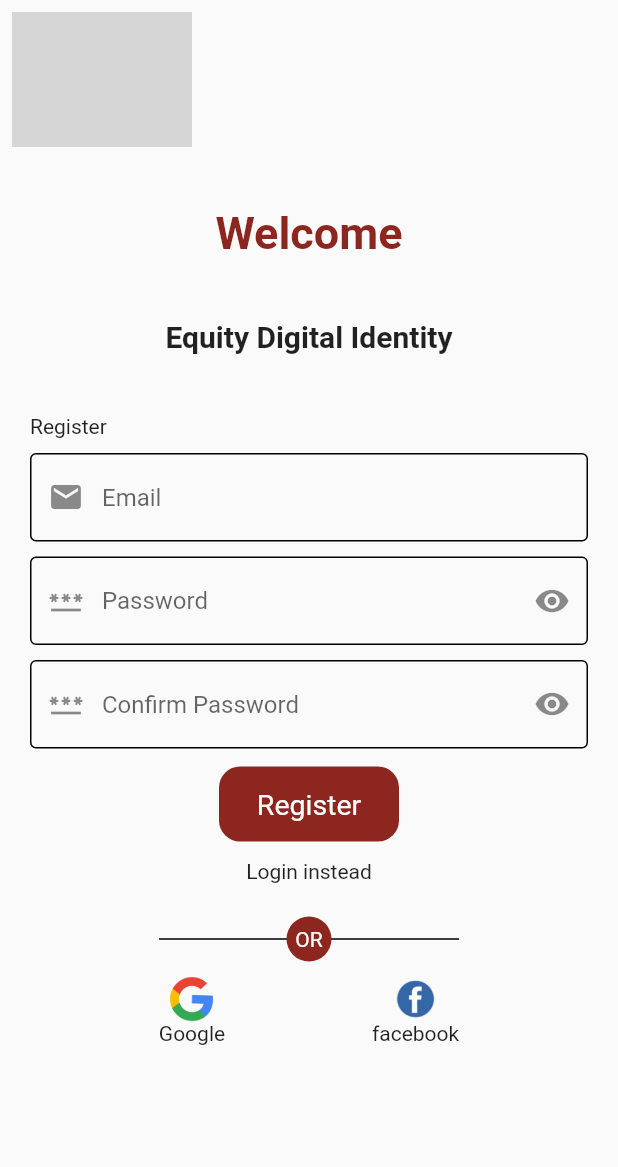
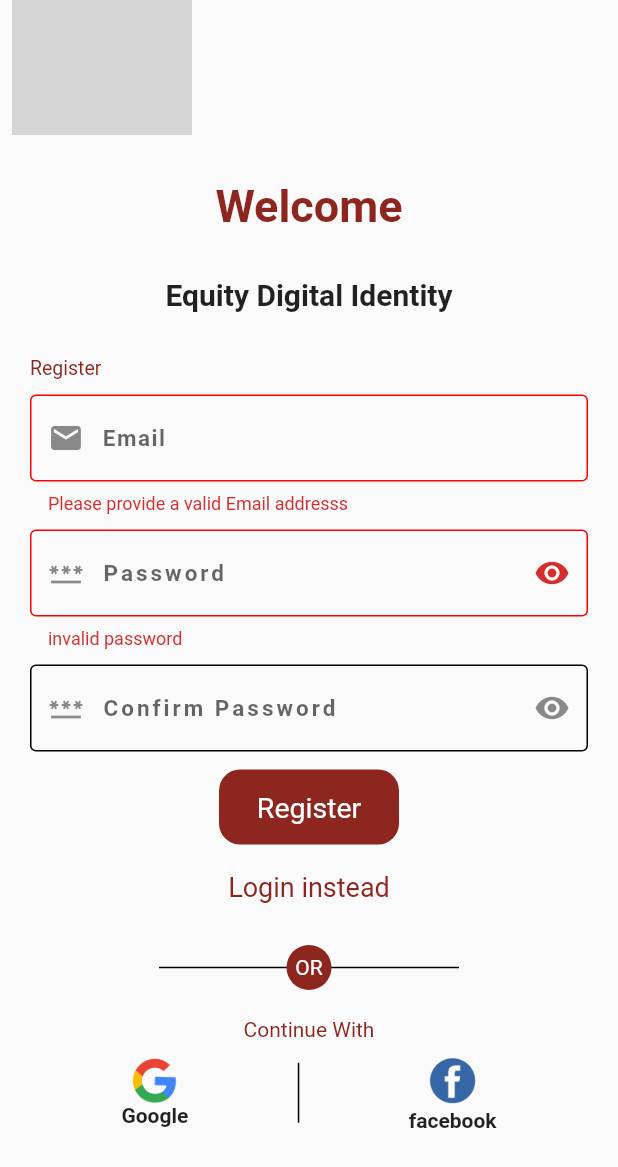
Before and after one commit to myke254/digital_identity_ui, a Flutter app: the screen it shows after launch, after a tap on "Register", on a phone screen of 412 x 824 dp. Shown: the top 1167 px of the screen. Run offline on Flutter 3.47's test engine with Material 2 defaults, Android fonts, the phone set to English and light mode, and no system bars; our stand-ins replace dio, google_fonts; network calls fail; grey boxes are pictures that could not be loaded.

Commit message:
two views done

```diff
--- /dev/null
+++ b/lib/Enums/gender_enum.dart
@@ -0,0 +1,4 @@
+enum Gender{
+  male,
+  female
+}
--- a/lib/ServiceLayer/http_client_util.dart
+++ b/lib/ServiceLayer/http_client_util.dart
@@ -37,21 +37,21 @@ class HttpClientUtil {
 
   }
 
-  Future<Response> postAsync<T>(model) async {
+  Future<Response> postAsync(model) async {
 
       Map<String, dynamic> data = model.toJson();
       Response response = await dio.post("$baseUrl/$endpoint", data: data);
       return response;
   }
 
-  Future<Response> patchAsync<T>(model,String id) async {
+  Future<Response> patchAsync(model,String id) async {
 
       Map<String, dynamic> data = model.toJson();
       Response response = await dio.patch("$baseUrl/$endpoint/$id", data: data);
       return response;
   }
 
-  Future<Response> deleteAsync<T>(String id) async{
+  Future<Response> deleteAsync(String id) async{
     Response response = await dio.delete("$baseUrl/$endpoint/$id");
     return response;
   }
--- a/lib/main.dart
+++ b/lib/main.dart
@@ -1,8 +1,11 @@
+// ignore_for_file: prefer_const_constructors
+
 import 'package:digital_identity_ui/Enums/Enums/ModelEnums.dart';
 import 'package:digital_identity_ui/RepoLayer/Models/LocationModel.dart';
 import 'package:digital_identity_ui/ServiceLayer/ApiService.dart';
 import 'package:digital_identity_ui/screens/login_page.dart';
 import 'package:flutter/material.dart';
+import 'package:flutter/services.dart';
 
 void main() {
   runApp(const MyApp());
@@ -13,13 +16,20 @@ class MyApp extends StatelessWidget {
 
   @override
   Widget build(BuildContext context) {
-    return MaterialApp(
-      title: 'Flutter Demo',
-      theme: ThemeData(
-        primaryColor: Color(0xff8c261e),
-        primarySwatch: Colors.brown,
+    return AnnotatedRegion<SystemUiOverlayStyle>(
+      value: SystemUiOverlayStyle(
+        systemStatusBarContrastEnforced:false,
+        statusBarIconBrightness:Theme.of(context).brightness == Brightness.dark?Brightness.light:Brightness.dark,
+        statusBarColor: Colors.transparent,
       ),
-      home:const Login()//const MyHomePage(title: 'Flutter Demo Home Page'),
+      child: MaterialApp(
+        title: 'Flutter Demo',
+        theme: ThemeData(
+          primaryColor: Color(0xff8c261e),
+          primarySwatch: Colors.brown,
+        ),
+        home:const Login()//const MyHomePage(title: 'Flutter Demo Home Page'),
+      ),
     );
   }
 }
--- a/lib/screens/login_page.dart
+++ b/lib/screens/login_page.dart
@@ -1,7 +1,12 @@
 // ignore_for_file: prefer_const_constructors
 
+import 'package:digital_identity_ui/screens/verify_otp.dart';
+import 'package:digital_identity_ui/screens/vouchee_registration.dart';
 import 'package:flutter/material.dart';
+import 'package:flutter/services.dart';
 import 'package:google_fonts/google_fonts.dart';
+
+import '../widgets/form_text_field.dart';
 
 class Login extends StatefulWidget {
   const Login({Key? key}) : super(key: key);
@@ -19,6 +24,7 @@ class _LoginState extends State<Login> {
   bool _obscurepassword = true;
   bool _obscureConfirmPassword = true;
   bool register = true;
+  bool recoverPassword = false;
 
   void _toggleObscured(bool pass) {
     setState(() {
@@ -42,12 +48,18 @@ class _LoginState extends State<Login> {
     });
   }
 
+  void toggleRecoverPassword() {
+    setState(() {
+      recoverPassword = !recoverPassword;
+    });
+  }
+
   @override
   Widget build(BuildContext context) {
     return Scaffold(
       body: SafeArea(
           child: Padding(
-        padding: const EdgeInsets.all(8.0),
+        padding: const EdgeInsets.only(left:8.0,right: 8.0),
         child: SingleChildScrollView(
           child: Form(
             key: _formKey,
@@ -59,7 +71,7 @@ class _LoginState extends State<Login> {
                   height: 90,
                   width: 120,
                 ),
-                SizedBox(height: 40),
+                SizedBox(height: 30),
                 Center(
                     child: Text('Welcome',
                         style: GoogleFonts.varelaRound(
@@ -68,25 +80,44 @@ class _LoginState extends State<Login> {
                             color: const Color(
                               0xff8c261e,
                             )))),
-                SizedBox(height: 40),
+                SizedBox(height: 30),
                 Center(
                     child: Text("Equity Digital Identity",
                         style: GoogleFonts.varelaRound(
                             fontSize: 20, fontWeight: FontWeight.bold))),
-                SizedBox(height: 40),
+                SizedBox(height: 30),
                 Padding(
                   padding: const EdgeInsets.only(left: 12.0),
-                  child: Text(register ? "Register" : "Login"),
+                  child: Text(
+                    register
+                        ? "Register"
+                        : recoverPassword
+                            ? "Provide an Email address you previously Logged in with to send a password reset email"
+                            : "Login",
+                    style: GoogleFonts.varelaRound(
+                        color: const Color(
+                          0xff8c261e,
+                        ),
+                        fontSize: 13),
+                  ),
                 ),
                 FormTextField(
+                  validator: (String value){
+                   return value.isEmpty;
+                  },
+                  errorMessage: "Please provide a valid Email addresss",
+                  inputType: TextInputType.emailAddress,
                   prefixIcon: Icon(Icons.email),
                   suffixIcon: SizedBox(),
                   controller: emailController,
                   formKey: _formKey,
                   hintText: "Email",
-                  focusNode: textFieldFocusNode,
                 ),
+                if (register || !recoverPassword)
                   FormTextField(
+                    validator: (String value)=>value.isEmpty,
+                  errorMessage: "invalid password",
+                    inputType: TextInputType.visiblePassword,
                     prefixIcon: Icon(Icons.password),
                     suffixIcon: IconButton(
                       icon: Icon(_obscurepassword
@@ -94,15 +125,20 @@ class _LoginState extends State<Login> {
                           : Icons.visibility_off),
                       onPressed: () => _toggleObscured(true),
                     ),
-                  controller: emailController,
+                    controller: passwordController,
                     formKey: _formKey,
+                    letterSpacing: 2.0,
                     obscured: _obscurepassword,
                     hintText: "Password",
                     focusNode: textFieldFocusNode,
                   ),
-                !register
-                    ? SizedBox()
-                    : FormTextField(
+                if (register)
+                  FormTextField(
+                     validator: (String value){
+                   return value!=passwordController.text;
+                  },
+                  errorMessage: "Passwords do not match",
+                    inputType: TextInputType.visiblePassword,
                     prefixIcon: Icon(Icons.password),
                     suffixIcon: IconButton(
                       icon: Icon(_obscureConfirmPassword
@@ -112,15 +148,21 @@ class _LoginState extends State<Login> {
                     ),
                     controller: confirmPasswordController,
                     formKey: _formKey,
+                    letterSpacing: 2.0,
                     obscured: _obscureConfirmPassword,
                     hintText: "Confirm Password",
                     focusNode: textFieldFocusNode,
                   ),
-                register?SizedBox(): Align(alignment: Alignment.bottomRight,child: Padding(
+                if (!register)
+                  Align(
+                      alignment: Alignment.bottomRight,
+                      child: Padding(
                         padding: const EdgeInsets.all(8.0),
                         child: InkWell(
-                    onTap: (){},
-                    child: Text("forgot password?")),
+                            onTap: toggleRecoverPassword,
+                            child: Text(!recoverPassword
+                                ? "forgot password?"
+                                : "Back to login")),
                       )),
                 Center(
                   child: Container(
@@ -134,29 +176,43 @@ class _LoginState extends State<Login> {
                       color: Colors.transparent,
                       child: InkWell(
                         borderRadius: BorderRadius.circular(14),
-                        onTap: () {},
+                        onTap: () => _formKey.currentState!.validate()? Navigator.of(context).push(
+                            MaterialPageRoute(
+                                builder: (context) => OtpVerificationPage())):print("email: ${emailController.text}, Password: ${passwordController.text}"),
                         child: Center(
                           child: Text(
-                            register ? "Register" : "login",
+                            register
+                                ? "Register"
+                                : recoverPassword
+                                    ? "Reset Password"
+                                    : "login",
                             style: GoogleFonts.varelaRound(
-                                color: Colors.white, fontSize: 19),
+                                color: Colors.white,
+                                fontSize: recoverPassword ? 15 : 19),
                           ),
                         ),
                       ),
                     ),
                   ),
                 ),
-                Center(
+                Align(
+                  alignment: Alignment.center,
                   child: Padding(
-                    padding: const EdgeInsets.all(12.0),
+                    padding: const EdgeInsets.only(top: 18.0, bottom: 18.0),
                     child: InkWell(
-                      onTap: toggleSignin,
-                      child: Text(register
-                          ? "Login instead"
-                          : "No account? Register now"),
+                      onTap: () {
+                        toggleSignin();
+                        recoverPassword ? toggleRecoverPassword() : null;
+                      },
+                      child: Text(
+                        register ? "Login instead" : "No account? Register now",
+                        style: GoogleFonts.varelaRound(
+                            fontSize: 18, color: Color(0xff8c261e)),
                       ),
                     ),
                   ),
+                ),
+                if (!recoverPassword)
                   Center(
                       child: SizedBox(
                     height: 50,
@@ -182,32 +238,72 @@ class _LoginState extends State<Login> {
                               child: Center(
                                   child: Text(
                                 "OR",
-                              style:
-                                  GoogleFonts.varelaRound(color: Colors.white),
+                                style: GoogleFonts.varelaRound(
+                                    color: Colors.white),
                               )),
                             ))
                       ],
                     ),
                   )),
+                  if(!recoverPassword)
+                Padding(
+                  padding: const EdgeInsets.all(8.0),
+                  child: Center(
+                      child: Text("Continue With",
+                          style: GoogleFonts.varelaRound(
+                              color: const Color(
+                            0xff8c261e,
+                          )))),
+                ),
+                if (!recoverPassword)
                   Row(
                     mainAxisAlignment: MainAxisAlignment.spaceEvenly,
                     children: [
                       Column(
                         children: [
-                       SizedBox(height: 30,width: 30,child: Image.asset("assets/google.png",fit: BoxFit.fill,),),
-                       Text("Google")
+                          InkWell(
+                            onTap: (){
+                              print(emailController.text);
+                            },
+                            child: Image.asset(
+                              "assets/google.png",
+                              fit: BoxFit.fill,
+                              height: 30,
+                              width: 30,
+                            ),
+                          ),
+                          Text(
+                            "Google",
+                            style: GoogleFonts.varelaRound(
+                                fontWeight: FontWeight.bold),
+                          )
                         ],
                       ),
-                  // Container(height: 40,width: 1,color: Colors.black,),
-                  // SizedBox(width: 20,),
+                      Container(
+                        height: 40,
+                        width: 1,
+                        color: Colors.black,
+                      ),
                       Column(
                         children: [
-                   SizedBox(height: 30,width: 30,child: Image.asset("assets/facebook.png",fit: BoxFit.fill,),),
-                   Text("facebook")
+                          InkWell(
+                            onTap: () => Navigator.of(context).push(MaterialPageRoute(builder: (context)=>VoucheeRegistration())),
+                            child: Image.asset(
+                              "assets/facebook.png",
+                              fit: BoxFit.fill,
+                              height: 37,
+                              width: 37,
+                            ),
+                          ),
+                          Text(
+                            "facebook",
+                            style: GoogleFonts.varelaRound(
+                                fontWeight: FontWeight.bold),
+                          )
                         ],
                       )
-
-                ],)
+                    ],
+                  )
               ],
             ),
           ),
@@ -216,52 +312,3 @@ class _LoginState extends State<Login> {
     );
   }
 }
-
-class FormTextField extends StatelessWidget {
-  final Widget prefixIcon;
-  final Widget suffixIcon;
-  final TextEditingController controller;
-  final GlobalKey<FormState> formKey;
-  final String hintText;
-  final FocusNode focusNode;
-  final TextInputType inputType;
-  final bool obscured;
-  const FormTextField({
-    Key? key,
-    this.prefixIcon = const SizedBox(),
-    this.suffixIcon = const SizedBox(),
-    required this.controller,
-    required this.formKey,
-    this.hintText = "",
-    required this.focusNode,
-    this.inputType = TextInputType.text,
-    this.obscured = false,
-  }) : super(key: key);
-
-  @override
-  Widget build(BuildContext context) {
-    return Padding(
-      padding: const EdgeInsets.only(left: 12.0, right: 12.0, top: 10),
-      child: TextFormField(
-        keyboardType: inputType,
-        obscureText: obscured,
-        obscuringCharacter: "*",
-        decoration: InputDecoration(
-          prefixIcon: prefixIcon,
-          hintText: hintText,
-          suffixIcon: suffixIcon,
-          enabledBorder: OutlineInputBorder(
-            borderSide: BorderSide(width: 1, color: Colors.black),
-          ),
-          focusedBorder: OutlineInputBorder(
-            borderSide: BorderSide(width: 1, color: Color(0xff8c261e)),
-          ),
-          errorBorder: OutlineInputBorder(
-            borderSide:
-                BorderSide(width: 3, color: Color.fromARGB(255, 66, 125, 145)),
-          ),
-        ),
-      ),
-    );
-  }
-}
--- /dev/null
+++ b/lib/widgets/form_text_field.dart
@@ -0,0 +1,77 @@
+
+// ignore_for_file: prefer_const_constructors
+
+import 'package:flutter/material.dart';
+import 'package:google_fonts/google_fonts.dart';
+
+class FormTextField extends StatelessWidget {
+  final Widget prefixIcon;
+  final Widget suffixIcon;
+  final TextEditingController controller;
+  final GlobalKey<FormState> formKey;
+  final String hintText;
+  final FocusNode? focusNode;
+  final TextInputType inputType;
+  final bool obscured;
+  final double letterSpacing;
+  final bool Function(String)? validator;
+  final String errorMessage;
+  const FormTextField({
+    Key? key,
+    this.prefixIcon = const SizedBox(),
+    this.suffixIcon = const SizedBox(),
+    required this.controller,
+    required this.formKey,
+    this.hintText = "",
+    this.focusNode,
+    this.letterSpacing = 1.0,
+    this.inputType = TextInputType.text,
+    this.obscured = false,
+    this.validator,
+    this.errorMessage="something's missing"
+  }) : super(key: key);
+
+  @override
+  Widget build(BuildContext context) {
+    return Padding(
+      padding: const EdgeInsets.only(left: 12.0, right: 12.0, top: 10),
+      child: TextFormField(
+        validator: (value) {
+          if (validator!(value!)) return errorMessage;
+
+          return null;
+        },
+        controller: controller,
+        style: GoogleFonts.varelaRound(
+            color: const Color(
+              0xff8c261e,
+            ),
+            fontSize: 15,
+            fontWeight: FontWeight.bold,
+            letterSpacing: letterSpacing),
+        keyboardType: inputType,
+        obscureText: obscured,
+        obscuringCharacter: "*",
+        decoration: InputDecoration(
+          prefixIcon: prefixIcon.toString() == const SizedBox().toString()
+              ? null
+              : prefixIcon,
+          hintText: hintText,
+          suffixIcon: suffixIcon.toString() == const SizedBox().toString()
+              ? null
+              : suffixIcon,
+          enabledBorder: OutlineInputBorder(
+            borderSide: BorderSide(width: 1, color: Colors.black),
+          ),
+          focusedBorder: OutlineInputBorder(
+            borderSide: BorderSide(width: 1, color: Color(0xff8c261e)),
+          ),
+          errorBorder: OutlineInputBorder(
+            borderSide:
+                BorderSide(width: 1, color: Color.fromARGB(255, 255, 0, 0)),
+          ),
+        ),
+      ),
+    );
+  }
+}
```
Also changed, not shown: lib/RepoLayer/Models/LocationModel.dart (+7 -2 lines), lib/screens/verify_otp.dart (added, +150 -0 lines), lib/screens/vouchee_registration.dart (added, +67 -0 lines), lib/widgets/otp_form_field.dart (added, +65 -0 lines). Lines whose indentation alone changed are shown as unchanged.
